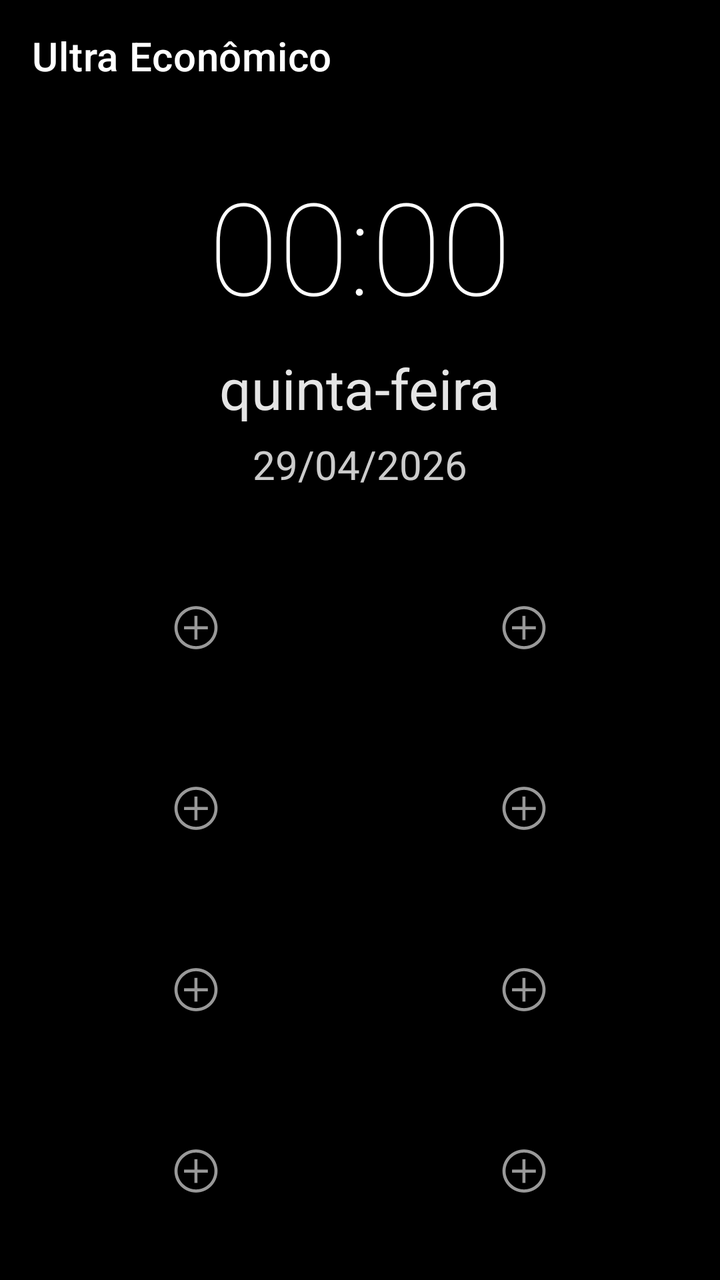
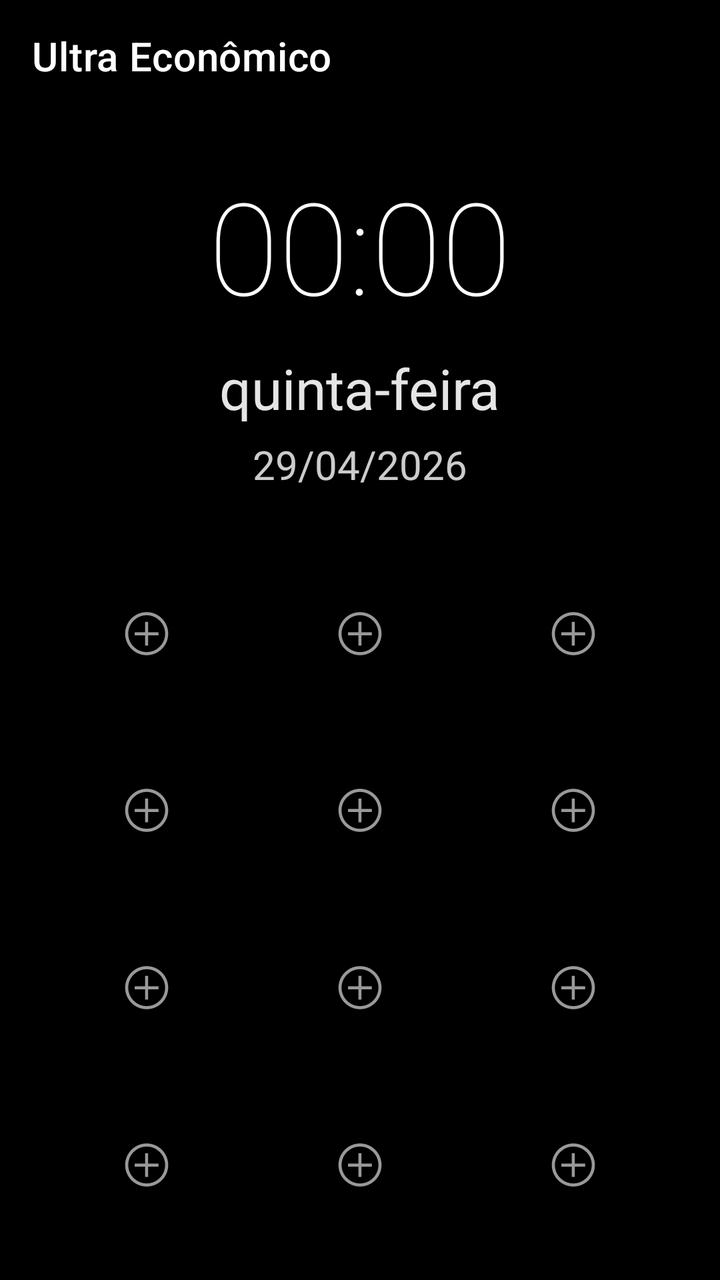

Before-and-after screenshots of an Android layout around one commit, followed by the original layout XML and the change that was made.
<!-- AndroidManifest.xml: activity theme Theme.GerenciamentoDeEnergia.UltraLauncher -->
<!-- res/layout/activity_launcher.xml -->
<?xml version="1.0" encoding="utf-8"?>
<LinearLayout xmlns:android="http://schemas.android.com/apk/res/android"
    xmlns:app="http://schemas.android.com/apk/res-auto"
    android:layout_width="match_parent"
    android:layout_height="match_parent"
    android:orientation="vertical"
    android:background="@android:color/black"
    android:fitsSystemWindows="true">

    <com.google.android.material.appbar.MaterialToolbar
        android:id="@+id/toolbar"
        android:layout_width="match_parent"
        android:layout_height="?attr/actionBarSize"
        android:background="@android:color/black"
        app:titleTextColor="@android:color/white"
        app:title="Ultra Econômico" />

    <LinearLayout
        android:layout_width="match_parent"
        android:layout_height="0dp"
        android:layout_weight="1"
        android:orientation="vertical"
        android:gravity="center"
        android:paddingHorizontal="16dp">

        <TextView
            android:id="@+id/tv_time"
            android:layout_width="wrap_content"
            android:layout_height="wrap_content"
            android:text="00:00"
            android:textColor="@android:color/white"
            android:textSize="64sp"
            android:fontFamily="sans-serif-thin"
            android:layout_marginTop="24dp" />

        <TextView
            android:id="@+id/tv_day_of_week"
            android:layout_width="wrap_content"
            android:layout_height="wrap_content"
            android:text="quinta-feira"
            android:textColor="@android:color/white"
            android:textSize="28sp"
            android:layout_marginTop="10dp"
            android:alpha="0.9" />

        <TextView
            android:id="@+id/tv_date"
            android:layout_width="wrap_content"
            android:layout_height="wrap_content"
            android:text="29/04/2026"
            android:textColor="@android:color/white"
            android:textSize="20sp"
            android:layout_marginTop="6dp"
            android:alpha="0.8" />

        <GridLayout
            android:id="@+id/grid_apps"
            android:layout_width="match_parent"
            android:layout_height="0dp"
            android:layout_weight="1"
            android:layout_marginTop="32dp"
            android:columnCount="2"
            android:rowCount="4"
            android:alignmentMode="alignBounds"
            android:padding="0dp">

            
            <LinearLayout
                android:id="@+id/slot_1"
                android:layout_width="0dp"
                android:layout_height="0dp"
                android:layout_columnWeight="1"
                android:layout_rowWeight="1"
                android:orientation="vertical"
                android:gravity="center"
                android:padding="2dp"
                android:background="?attr/selectableItemBackgroundBorderless">
                <ImageView
                    android:id="@+id/app_slot_1"
                    android:layout_width="56dp"
                    android:layout_height="56dp"
                    android:scaleType="centerInside"
                    android:src="@android:drawable/ic_menu_add" />
                <TextView
                    android:id="@+id/app_label_1"
                    android:layout_width="wrap_content"
                    android:layout_height="wrap_content"
                    android:textColor="@android:color/white"
                    android:textSize="12sp"
                    android:maxLines="1"
                    android:ellipsize="end"
                    android:layout_marginTop="2dp" />
            </LinearLayout>

            
            <LinearLayout
                android:id="@+id/slot_2"
                android:layout_width="0dp"
                android:layout_height="0dp"
                android:layout_columnWeight="1"
                android:layout_rowWeight="1"
                android:orientation="vertical"
                android:gravity="center"
                android:padding="2dp"
                android:background="?attr/selectableItemBackgroundBorderless">
                <ImageView
                    android:id="@+id/app_slot_2"
                    android:layout_width="56dp"
                    android:layout_height="56dp"
                    android:scaleType="centerInside"
                    android:src="@android:drawable/ic_menu_add" />
                <TextView
                    android:id="@+id/app_label_2"
                    android:layout_width="wrap_content"
                    android:layout_height="wrap_content"
                    android:textColor="@android:color/white"
                    android:textSize="12sp"
                    android:maxLines="1"
                    android:ellipsize="end"
                    android:layout_marginTop="2dp" />
            </LinearLayout>

            
            <LinearLayout
                android:id="@+id/slot_3"
                android:layout_width="0dp"
                android:layout_height="0dp"
                android:layout_columnWeight="1"
                android:layout_rowWeight="1"
                android:orientation="vertical"
                android:gravity="center"
                android:padding="2dp"
                android:background="?attr/selectableItemBackgroundBorderless">
                <ImageView
                    android:id="@+id/app_slot_3"
                    android:layout_width="56dp"
                    android:layout_height="56dp"
                    android:scaleType="centerInside"
                    android:src="@android:drawable/ic_menu_add" />
                <TextView
                    android:id="@+id/app_label_3"
                    android:layout_width="wrap_content"
                    android:layout_height="wrap_content"
                    android:textColor="@android:color/white"
                    android:textSize="12sp"
                    android:maxLines="1"
                    android:ellipsize="end"
                    android:layout_marginTop="2dp" />
            </LinearLayout>

            
            <LinearLayout
                android:id="@+id/slot_4"
                android:layout_width="0dp"
                android:layout_height="0dp"
                android:layout_columnWeight="1"
                android:layout_rowWeight="1"
                android:orientation="vertical"
                android:gravity="center"
                android:padding="2dp"
                android:background="?attr/selectableItemBackgroundBorderless">
                <ImageView
                    android:id="@+id/app_slot_4"
                    android:layout_width="56dp"
                    android:layout_height="56dp"
                    android:scaleType="centerInside"
                    android:src="@android:drawable/ic_menu_add" />
                <TextView
                    android:id="@+id/app_label_4"
                    android:layout_width="wrap_content"
                    android:layout_height="wrap_content"
                    android:textColor="@android:color/white"
                    android:textSize="12sp"
                    android:maxLines="1"
                    android:ellipsize="end"
                    android:layout_marginTop="2dp" />
            </LinearLayout>

            
            <LinearLayout
                android:id="@+id/slot_5"
                android:layout_width="0dp"
                android:layout_height="0dp"
                android:layout_columnWeight="1"
                android:layout_rowWeight="1"
                android:orientation="vertical"
                android:gravity="center"
                android:padding="2dp"
                android:background="?attr/selectableItemBackgroundBorderless">
                <ImageView
                    android:id="@+id/app_slot_5"
                    android:layout_width="56dp"
                    android:layout_height="56dp"
                    android:scaleType="centerInside"
                    android:src="@android:drawable/ic_menu_add" />
                <TextView
                    android:id="@+id/app_label_5"
                    android:layout_width="wrap_content"
                    android:layout_height="wrap_content"
                    android:textColor="@android:color/white"
                    android:textSize="12sp"
                    android:maxLines="1"
                    android:ellipsize="end"
                    android:layout_marginTop="2dp" />
            </LinearLayout>

            
            <LinearLayout
                android:id="@+id/slot_6"
                android:layout_width="0dp"
                android:layout_height="0dp"
                android:layout_columnWeight="1"
                android:layout_rowWeight="1"
                android:orientation="vertical"
                android:gravity="center"
                android:padding="2dp"
                android:background="?attr/selectableItemBackgroundBorderless">
                <ImageView
                    android:id="@+id/app_slot_6"
                    android:layout_width="56dp"
                    android:layout_height="56dp"
                    android:scaleType="centerInside"
                    android:src="@android:drawable/ic_menu_add" />
                <TextView
                    android:id="@+id/app_label_6"
                    android:layout_width="wrap_content"
                    android:layout_height="wrap_content"
                    android:textColor="@android:color/white"
                    android:textSize="12sp"
                    android:maxLines="1"
                    android:ellipsize="end"
                    android:layout_marginTop="2dp" />
            </LinearLayout>

            
            <LinearLayout
                android:id="@+id/slot_7"
                android:layout_width="0dp"
                android:layout_height="0dp"
                android:layout_columnWeight="1"
                android:layout_rowWeight="1"
                android:orientation="vertical"
                android:gravity="center"
                android:padding="2dp"
                android:background="?attr/selectableItemBackgroundBorderless">
                <ImageView
                    android:id="@+id/app_slot_7"
                    android:layout_width="56dp"
                    android:layout_height="56dp"
                    android:scaleType="centerInside"
                    android:src="@android:drawable/ic_menu_add" />
                <TextView
                    android:id="@+id/app_label_7"
                    android:layout_width="wrap_content"
                    android:layout_height="wrap_content"
                    android:textColor="@android:color/white"
                    android:textSize="12sp"
                    android:maxLines="1"
                    android:ellipsize="end"
                    android:layout_marginTop="2dp" />
            </LinearLayout>

            
            <LinearLayout
                android:id="@+id/slot_8"
                android:layout_width="0dp"
                android:layout_height="0dp"
                android:layout_columnWeight="1"
                android:layout_rowWeight="1"
                android:orientation="vertical"
                android:gravity="center"
                android:padding="2dp"
                android:background="?attr/selectableItemBackgroundBorderless">
                <ImageView
                    android:id="@+id/app_slot_8"
                    android:layout_width="56dp"
                    android:layout_height="56dp"
                    android:scaleType="centerInside"
                    android:src="@android:drawable/ic_menu_add" />
                <TextView
                    android:id="@+id/app_label_8"
                    android:layout_width="wrap_content"
                    android:layout_height="wrap_content"
                    android:textColor="@android:color/white"
                    android:textSize="12sp"
                    android:maxLines="1"
                    android:ellipsize="end"
                    android:layout_marginTop="2dp" />
            </LinearLayout>
        </GridLayout>
    </LinearLayout>
</LinearLayout>
<!-- resources referenced by this layout -->
<resources>
  <style name="Theme.GerenciamentoDeEnergia.UltraLauncher" parent="Theme.MaterialComponents.DayNight.NoActionBar">
          <item name="android:windowBackground">@android:color/black</item>
          <item name="android:colorBackground">@android:color/black</item>
          <item name="android:statusBarColor">@android:color/black</item>
          <item name="android:navigationBarColor">@android:color/black</item>
      </style>
</resources>

<!-- the commit's change to res/layout/activity_launcher.xml (unified diff, before → after) -->
@@ -59,10 +59,10 @@
             android:layout_height="0dp"
             android:layout_weight="1"
             android:layout_marginTop="32dp"
-            android:columnCount="2"
+            android:columnCount="3"
             android:rowCount="4"
             android:alignmentMode="alignBounds"
-            android:padding="0dp">
+            android:padding="4dp">
 
             
             <LinearLayout
@@ -73,12 +73,12 @@
                 android:layout_rowWeight="1"
                 android:orientation="vertical"
                 android:gravity="center"
-                android:padding="2dp"
+                android:padding="4dp"
                 android:background="?attr/selectableItemBackgroundBorderless">
                 <ImageView
                     android:id="@+id/app_slot_1"
-                    android:layout_width="56dp"
-                    android:layout_height="56dp"
+                    android:layout_width="48dp"
+                    android:layout_height="48dp"
                     android:scaleType="centerInside"
                     android:src="@android:drawable/ic_menu_add" />
                 <TextView
@@ -101,12 +101,12 @@
                 android:layout_rowWeight="1"
                 android:orientation="vertical"
                 android:gravity="center"
-                android:padding="2dp"
+                android:padding="4dp"
                 android:background="?attr/selectableItemBackgroundBorderless">
                 <ImageView
                     android:id="@+id/app_slot_2"
-                    android:layout_width="56dp"
-                    android:layout_height="56dp"
+                    android:layout_width="48dp"
+                    android:layout_height="48dp"
                     android:scaleType="centerInside"
                     android:src="@android:drawable/ic_menu_add" />
                 <TextView
@@ -129,12 +129,12 @@
                 android:layout_rowWeight="1"
                 android:orientation="vertical"
                 android:gravity="center"
-                android:padding="2dp"
+                android:padding="4dp"
                 android:background="?attr/selectableItemBackgroundBorderless">
                 <ImageView
                     android:id="@+id/app_slot_3"
-                    android:layout_width="56dp"
-                    android:layout_height="56dp"
+                    android:layout_width="48dp"
+                    android:layout_height="48dp"
                     android:scaleType="centerInside"
                     android:src="@android:drawable/ic_menu_add" />
                 <TextView
@@ -157,12 +157,12 @@
                 android:layout_rowWeight="1"
                 android:orientation="vertical"
                 android:gravity="center"
-                android:padding="2dp"
+                android:padding="4dp"
                 android:background="?attr/selectableItemBackgroundBorderless">
                 <ImageView
                     android:id="@+id/app_slot_4"
-                    android:layout_width="56dp"
-                    android:layout_height="56dp"
+                    android:layout_width="48dp"
+                    android:layout_height="48dp"
                     android:scaleType="centerInside"
                     android:src="@android:drawable/ic_menu_add" />
                 <TextView
@@ -185,12 +185,12 @@
                 android:layout_rowWeight="1"
                 android:orientation="vertical"
                 android:gravity="center"
-                android:padding="2dp"
+                android:padding="4dp"
                 android:background="?attr/selectableItemBackgroundBorderless">
                 <ImageView
                     android:id="@+id/app_slot_5"
-                    android:layout_width="56dp"
-                    android:layout_height="56dp"
+                    android:layout_width="48dp"
+                    android:layout_height="48dp"
                     android:scaleType="centerInside"
                     android:src="@android:drawable/ic_menu_add" />
                 <TextView
@@ -213,12 +213,12 @@
                 android:layout_rowWeight="1"
                 android:orientation="vertical"
                 android:gravity="center"
-                android:padding="2dp"
+                android:padding="4dp"
                 android:background="?attr/selectableItemBackgroundBorderless">
                 <ImageView
                     android:id="@+id/app_slot_6"
-                    android:layout_width="56dp"
-                    android:layout_height="56dp"
+                    android:layout_width="48dp"
+                    android:layout_height="48dp"
                     android:scaleType="centerInside"
                     android:src="@android:drawable/ic_menu_add" />
                 <TextView
@@ -241,12 +241,12 @@
                 android:layout_rowWeight="1"
                 android:orientation="vertical"
                 android:gravity="center"
-                android:padding="2dp"
+                android:padding="4dp"
                 android:background="?attr/selectableItemBackgroundBorderless">
                 <ImageView
                     android:id="@+id/app_slot_7"
-                    android:layout_width="56dp"
-                    android:layout_height="56dp"
+                    android:layout_width="48dp"
+                    android:layout_height="48dp"
                     android:scaleType="centerInside"
                     android:src="@android:drawable/ic_menu_add" />
                 <TextView
@@ -269,12 +269,12 @@
                 android:layout_rowWeight="1"
                 android:orientation="vertical"
                 android:gravity="center"
-                android:padding="2dp"
+                android:padding="4dp"
                 android:background="?attr/selectableItemBackgroundBorderless">
                 <ImageView
                     android:id="@+id/app_slot_8"
-                    android:layout_width="56dp"
-                    android:layout_height="56dp"
+                    android:layout_width="48dp"
+                    android:layout_height="48dp"
                     android:scaleType="centerInside"
                     android:src="@android:drawable/ic_menu_add" />
                 <TextView
@@ -287,6 +287,119 @@
                     android:ellipsize="end"
                     android:layout_marginTop="2dp" />
             </LinearLayout>
+
+            
+            <LinearLayout
+                android:id="@+id/slot_9"
+                android:layout_width="0dp"
+                android:layout_height="0dp"
+                android:layout_columnWeight="1"
+                android:layout_rowWeight="1"
+                android:orientation="vertical"
+                android:gravity="center"
+                android:padding="4dp"
+                android:background="?attr/selectableItemBackgroundBorderless">
+                <ImageView
+                    android:id="@+id/app_slot_9"
+                    android:layout_width="48dp"
+                    android:layout_height="48dp"
+                    android:scaleType="centerInside"
+                    android:src="@android:drawable/ic_menu_add" />
+                <TextView
+                    android:id="@+id/app_label_9"
+                    android:layout_width="wrap_content"
+                    android:layout_height="wrap_content"
+                    android:textColor="@android:color/white"
+                    android:textSize="12sp"
+                    android:maxLines="1"
+                    android:ellipsize="end"
+                    android:layout_marginTop="2dp" />
+            </LinearLayout>
+
+            
+            <LinearLayout
+                android:id="@+id/slot_10"
+                android:layout_width="0dp"
+                android:layout_height="0dp"
+                android:layout_columnWeight="1"
+                android:layout_rowWeight="1"
+                android:orientation="vertical"
+                android:gravity="center"
+                android:padding="4dp"
+                android:background="?attr/selectableItemBackgroundBorderless">
+                <ImageView
+                    android:id="@+id/app_slot_10"
+                    android:layout_width="48dp"
+                    android:layout_height="48dp"
+                    android:scaleType="centerInside"
+                    android:src="@android:drawable/ic_menu_add" />
+                <TextView
+                    android:id="@+id/app_label_10"
+                    android:layout_width="wrap_content"
+                    android:layout_height="wrap_content"
+                    android:textColor="@android:color/white"
+                    android:textSize="12sp"
+                    android:maxLines="1"
+                    android:ellipsize="end"
+                    android:layout_marginTop="2dp" />
+            </LinearLayout>
+
+            
+            <LinearLayout
+                android:id="@+id/slot_11"
+                android:layout_width="0dp"
+                android:layout_height="0dp"
+                android:layout_columnWeight="1"
+                android:layout_rowWeight="1"
+                android:orientation="vertical"
+                android:gravity="center"
+                android:padding="4dp"
+                android:background="?attr/selectableItemBackgroundBorderless">
+                <ImageView
+                    android:id="@+id/app_slot_11"
+                    android:layout_width="48dp"
+                    android:layout_height="48dp"
+                    android:scaleType="centerInside"
+                    android:src="@android:drawable/ic_menu_add" />
+                <TextView
+                    android:id="@+id/app_label_11"
+                    android:layout_width="wrap_content"
+                    android:layout_height="wrap_content"
+                    android:textColor="@android:color/white"
+                    android:textSize="12sp"
+                    android:maxLines="1"
+                    android:ellipsize="end"
+                    android:layout_marginTop="2dp" />
+            </LinearLayout>
+
+            
+            <LinearLayout
+                android:id="@+id/slot_12"
+                android:layout_width="0dp"
+                android:layout_height="0dp"
+                android:layout_columnWeight="1"
+                android:layout_rowWeight="1"
+                android:orientation="vertical"
+                android:gravity="center"
+                android:padding="4dp"
+                android:background="?attr/selectableItemBackgroundBorderless">
+                <ImageView
+                    android:id="@+id/app_slot_12"
+                    android:layout_width="48dp"
+                    android:layout_height="48dp"
+                    android:scaleType="centerInside"
+                    android:src="@android:drawable/ic_menu_add" />
+                <TextView
+                    android:id="@+id/app_label_12"
+                    android:layout_width="wrap_content"
+                    android:layout_height="wrap_content"
+                    android:textColor="@android:color/white"
+                    android:textSize="12sp"
+                    android:maxLines="1"
+                    android:ellipsize="end"
+                    android:layout_marginTop="2dp" />
+            </LinearLayout>
+
         </GridLayout>
     </LinearLayout>
 </LinearLayout>
